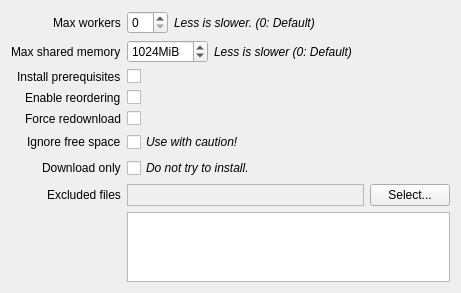
Old version of the form rare/ui/components/dialogs/install/advanced.ui in the repository RareDevs/Rare.
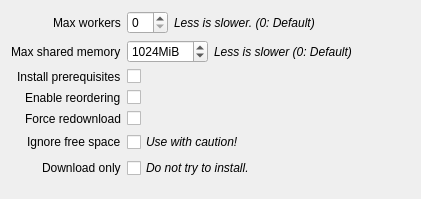
New version of the form.

The edit to the form file:
```diff
--- a/rare/ui/components/dialogs/install/advanced.ui
+++ b/rare/ui/components/dialogs/install/advanced.ui
@@ -6,8 +6,8 @@
    <rect>
     <x>0</x>
     <y>0</y>
-    <width>461</width>
-    <height>246</height>
+    <width>421</width>
+    <height>199</height>
    </rect>
   </property>
   <property name="windowTitle">
@@ -195,43 +195,6 @@
      </property>
     </widget>
    </item>
-   <item row="7" column="0">
-    <widget class="QLabel" name="exclude_prefix_label">
-     <property name="text">
-      <string>Excluded files</string>
-     </property>
-    </widget>
-   </item>
-   <item row="7" column="1">
-    <layout class="QHBoxLayout" name="exclude_prefix_layout" stretch="1,0">
-     <item>
-      <widget class="QLabel" name="exclude_prefix_info">
-       <property name="frameShape">
-        <enum>QFrame::Shape::StyledPanel</enum>
-       </property>
-       <property name="frameShadow">
-        <enum>QFrame::Shadow::Sunken</enum>
-       </property>
-       <property name="text">
-        <string/>
-       </property>
-       <property name="wordWrap">
-        <bool>true</bool>
-       </property>
-      </widget>
-     </item>
-     <item>
-      <widget class="QPushButton" name="exclude_prefix_button">
-       <property name="text">
-        <string>Select...</string>
-       </property>
-      </widget>
-     </item>
-    </layout>
-   </item>
-   <item row="8" column="1">
-    <widget class="QListWidget" name="exclude_list"/>
-   </item>
   </layout>
  </widget>
  <resources/>
```
Left out of the diff: 2 changed lines with no effect on the pictures.
